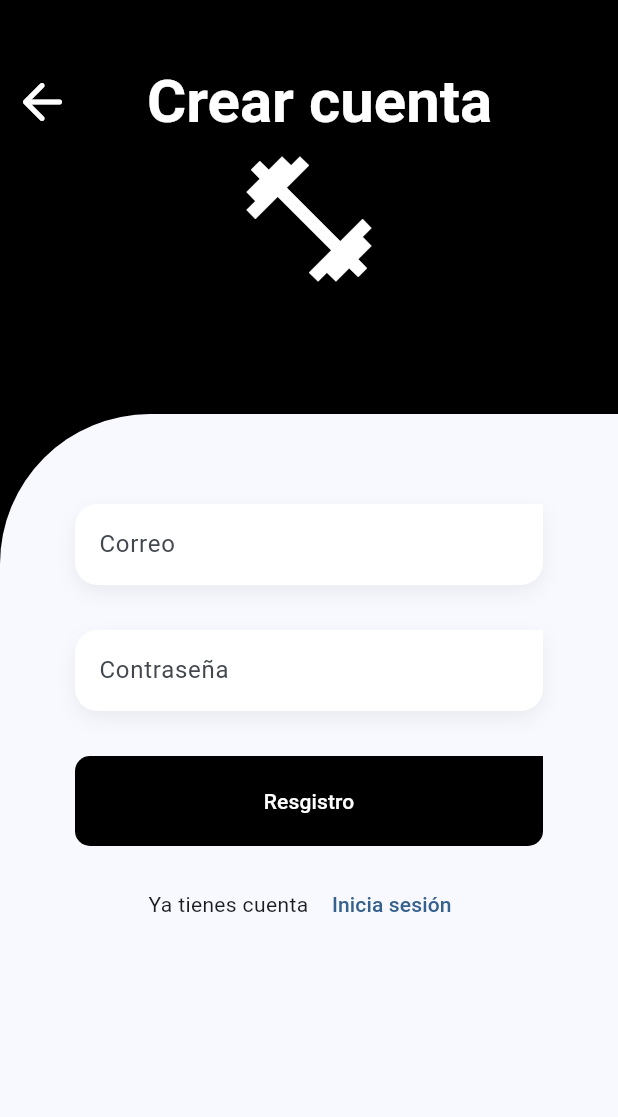
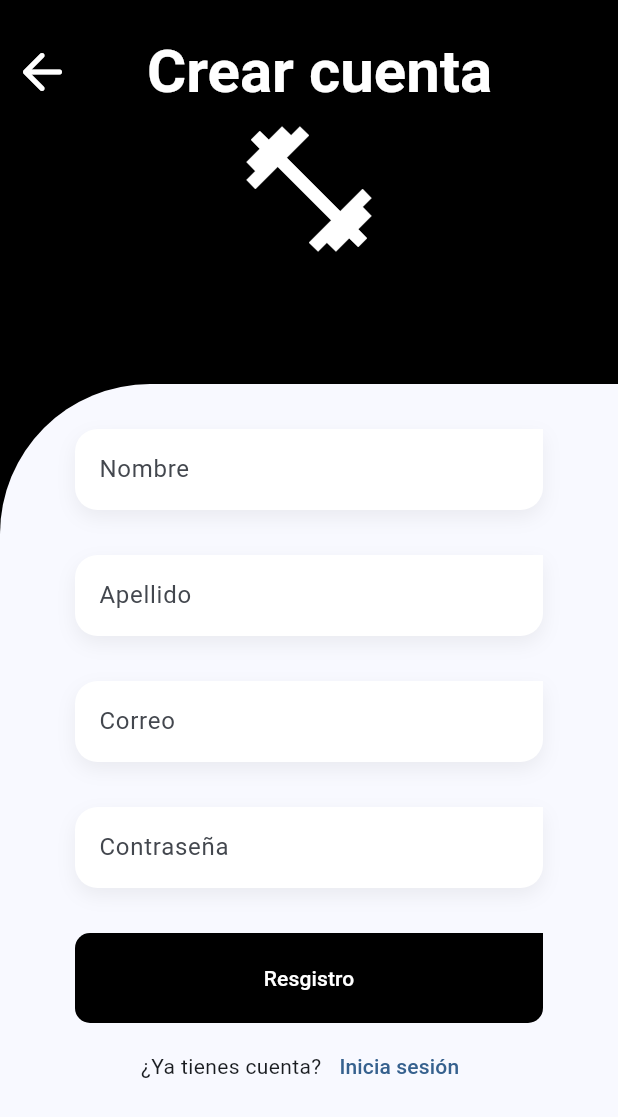
Before and after one commit to Isa-josep/time_to_train, a Flutter app: the RegisterScreen screen opened by its route, on a phone screen of 412 x 824 dp. Shown: the top 1117 px of the screen. Run offline on Flutter 3.47's test engine with Material 3 defaults, Android fonts, the phone set to English and light mode, and no system bars; our stand-ins replace animate_do, flutter_riverpod, go_router, google_fonts; missing offline and left inert: graphic; project files that could hold a hidden picture were left out.

Commit message:
register screen

```diff
--- a/lib/features/presentation/screens/register_screen.dart
+++ b/lib/features/presentation/screens/register_screen.dart
@@ -24,7 +24,7 @@ class RegisterScreen extends StatelessWidget {
 
             crossAxisAlignment: CrossAxisAlignment.center,
             children: [
-              const SizedBox( height: 40 ),
+              const SizedBox( height: 20 ),
               // Icon Banner
 
               Row(
@@ -50,7 +50,7 @@ class RegisterScreen extends StatelessWidget {
               const SizedBox( height: 80 ),
 
               Container(
-                height: size.height - 260, // 80 los dos sizebox y 100 el ícono
+                height: size.height - 200, // 80 los dos sizebox y 100 el ícono
 
                 width: double.infinity,
                 decoration: BoxDecoration(
@@ -75,7 +75,7 @@ class _LoginForm extends ConsumerWidget {
 
    // final loginForm =ref.watch(loginFormProvider);
 
-    final textStyles = Theme.of(context).textTheme;
+    //final textStyles = Theme.of(context).textTheme;
 
     return Padding(
       padding: const EdgeInsets.symmetric(horizontal: 50),
@@ -83,9 +83,26 @@ class _LoginForm extends ConsumerWidget {
         children: [
           const SizedBox( height: 30 ),
          // Text('Bienvenido', style: textStyles.titleLarge ),
+
+
+          const CustomTextFormField(
+            label: 'Nombre',
+            // onChanged: ref.read(loginFormProvider.notifier).onEmailChanged,
+            // errorMessage: loginForm.isFormPosted ?
+            // loginForm.email.errorMessage : null,
+          ),
           const SizedBox( height: 30 ),
 
-           const CustomTextFormField(
+          const CustomTextFormField(
+            label: 'Apellido',
+            // onChanged: ref.read(loginFormProvider.notifier).onEmailChanged,
+            // errorMessage: loginForm.isFormPosted ?
+            // loginForm.email.errorMessage : null,
+          ),
+          const SizedBox( height: 30 ),
+
+
+          const CustomTextFormField(
             label: 'Correo',
             keyboardType: TextInputType.emailAddress,
            // onChanged: ref.read(loginFormProvider.notifier).onEmailChanged,
@@ -112,17 +129,17 @@ class _LoginForm extends ConsumerWidget {
               buttonColor: Colors.black,
               onPressed: (){
                 //ref.read(loginFormProvider.notifier).onFormSubmit();
-                context.pop('/home_view'); //TODO: Cambiar por la ruta correcta
+                //context.pop('/home_view'); //TODO: Cambiar por la ruta correcta
               },
             )
           ),
 
-          const SizedBox( height: 15 ),
+          const SizedBox( height: 5 ),
 
           Row(
             mainAxisAlignment: MainAxisAlignment.center,
             children: [
-              const Text('Ya tienes cuenta '),
+              const Text('¿Ya tienes cuenta?'),
               TextButton(
                 onPressed: ()=> context.push('/'),
                 child: const Text('Inicia sesión')
@@ -130,6 +147,7 @@ class _LoginForm extends ConsumerWidget {
             ],
           ),
           const Spacer( flex: 1),
+
         ],
       ),
     );
```
Also changed, not shown: lib/features/presentation/widgets/custom_background.dart (+8 -8 lines).
